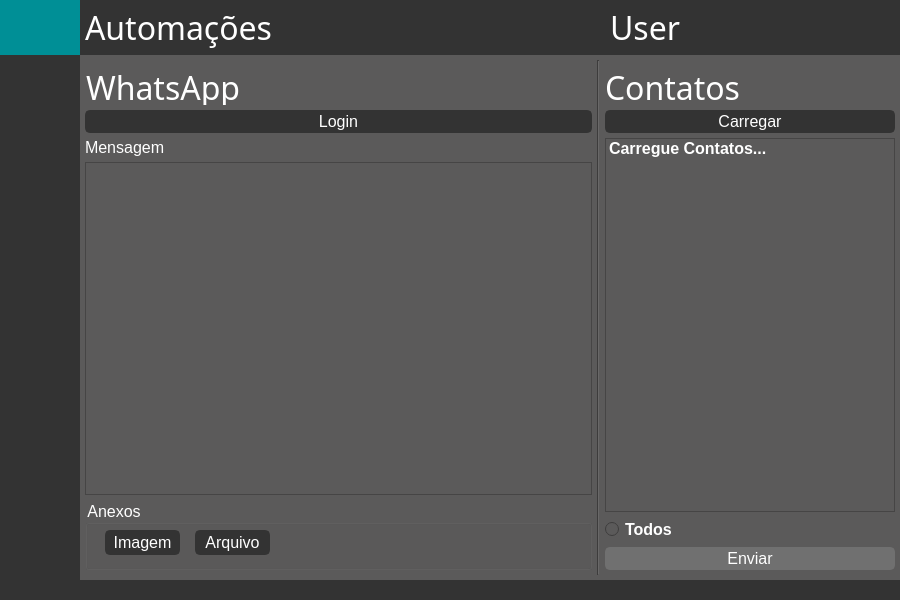
Qt form ui_main.ui (lucasspeixoto/dentalar_bots) before a commit.
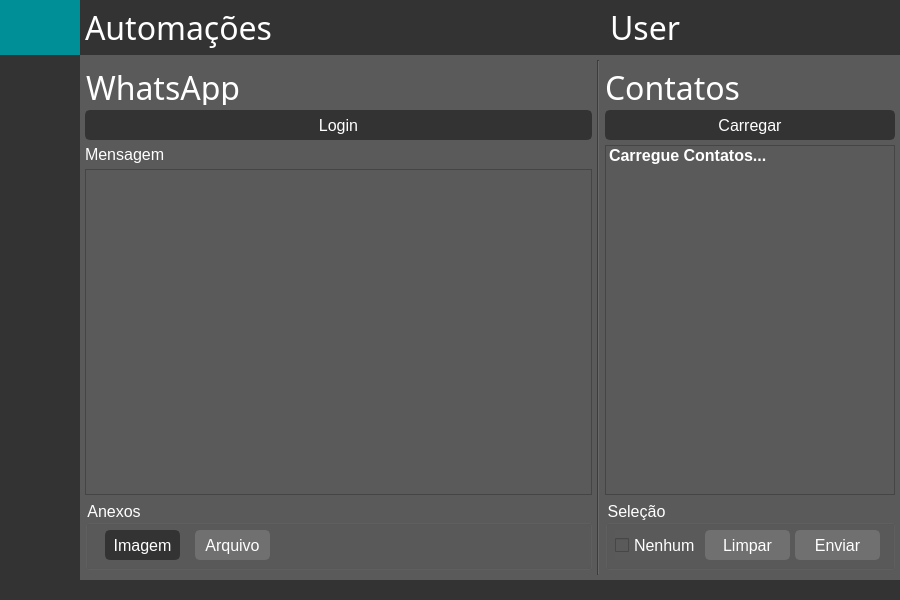
The same form after that commit. Icons and pictures are not drawn.

Commit message: Refactoring contacts methods and starting building scrapping

```diff
--- a/ui_main.ui
+++ b/ui_main.ui
@@ -1192,6 +1192,12 @@
                       <property name="enabled">
                        <bool>true</bool>
                       </property>
+                      <property name="minimumSize">
+                       <size>
+                        <width>0</width>
+                        <height>30</height>
+                       </size>
+                      </property>
                       <property name="maximumSize">
                        <size>
                         <width>16777215</width>
@@ -1237,7 +1243,7 @@
                      </widget>
                     </item>
                     <item>
-                     <widget class="QLabel" name="message_input_text">
+                     <widget class="QLabel" name="whatsapp_message_label">
                       <property name="font">
                        <font>
                         <family>Segoe UI</family>
@@ -1258,7 +1264,7 @@
                      </widget>
                     </item>
                     <item>
-                     <widget class="QTextEdit" name="whatsapp_message_label">
+                     <widget class="QTextEdit" name="whatsapp_message_input">
                       <property name="maximumSize">
                        <size>
                         <width>16777215</width>
@@ -1301,13 +1307,13 @@
                          <x>20</x>
                          <y>30</y>
                          <width>75</width>
-                         <height>25</height>
+                         <height>30</height>
                         </rect>
                        </property>
                        <property name="minimumSize">
                         <size>
                          <width>0</width>
-                         <height>25</height>
+                         <height>30</height>
                         </size>
                        </property>
                        <property name="font">
@@ -1343,18 +1349,21 @@
                        </property>
                       </widget>
                       <widget class="QPushButton" name="load_file_button">
+                       <property name="enabled">
+                        <bool>false</bool>
+                       </property>
                        <property name="geometry">
                         <rect>
                          <x>110</x>
                          <y>30</y>
                          <width>75</width>
-                         <height>25</height>
+                         <height>30</height>
                         </rect>
                        </property>
                        <property name="minimumSize">
                         <size>
                          <width>0</width>
-                         <height>25</height>
+                         <height>30</height>
                         </size>
                        </property>
                        <property name="font">
@@ -1472,6 +1481,15 @@
                     </item>
                     <item>
                      <widget class="QPushButton" name="load_contacts_button">
+                      <property name="enabled">
+                       <bool>true</bool>
+                      </property>
+                      <property name="minimumSize">
+                       <size>
+                        <width>0</width>
+                        <height>30</height>
+                       </size>
+                      </property>
                       <property name="maximumSize">
                        <size>
                         <width>16777215</width>
@@ -1582,23 +1600,53 @@
                      </widget>
                     </item>
                     <item>
-                     <widget class="QRadioButton" name="send_to_all_contacts_radio_button">
+                     <widget class="QGroupBox" name="groupBox_2">
+                      <property name="minimumSize">
+                       <size>
+                        <width>0</width>
+                        <height>70</height>
+                       </size>
+                      </property>
+                      <property name="font">
+                       <font>
+                        <family>Segoe UI</family>
+                        <pointsize>12</pointsize>
+                        <weight>50</weight>
+                        <bold>false</bold>
+                       </font>
+                      </property>
+                      <property name="styleSheet">
+                       <string notr="true">QGroupBox {
+	color:rgb(255,255,255);
+}</string>
+                      </property>
+                      <property name="title">
+                       <string>Seleção</string>
+                      </property>
+                      <widget class="QPushButton" name="clear_contacts_list_button">
                       <property name="enabled">
                        <bool>false</bool>
                       </property>
+                       <property name="geometry">
+                        <rect>
+                         <x>100</x>
+                         <y>30</y>
+                         <width>85</width>
+                         <height>30</height>
+                        </rect>
+                       </property>
                       <property name="font">
                        <font>
                         <family>Segoe UI</family>
                         <pointsize>12</pointsize>
-                        <weight>75</weight>
-                        <bold>true</bold>
-                        <underline>false</underline>
-                        <strikeout>false</strikeout>
                        </font>
                       </property>
                       <property name="styleSheet">
-                       <string notr="true">QRadioButton {
+                        <string notr="true">QPushButton {
+	border: 2px solid rgb(51,51,51);
+	border-radius: 5px;	
 	color:rgb(255,255,255);
+	background-color: rgb(51,51,51);
 }
 QPushButton:hover {
 	border: 2px solid rgb(0,143,150);
@@ -1616,26 +1664,20 @@
 }</string>
                       </property>
                       <property name="text">
-                       <string>Todos</string>
-                      </property>
-                      <property name="checked">
-                       <bool>false</bool>
-                      </property>
-                      <property name="autoExclusive">
-                       <bool>true</bool>
-                      </property>
-                     </widget>
-                    </item>
-                    <item>
+                        <string>Limpar</string>
+                       </property>
+                      </widget>
                      <widget class="QPushButton" name="send_whatsapp_messages_button">
                       <property name="enabled">
                        <bool>false</bool>
                       </property>
-                      <property name="maximumSize">
-                       <size>
-                        <width>16777215</width>
-                        <height>16777215</height>
-                       </size>
+                       <property name="geometry">
+                        <rect>
+                         <x>190</x>
+                         <y>30</y>
+                         <width>85</width>
+                         <height>30</height>
+                        </rect>
                       </property>
                       <property name="font">
                        <font>
@@ -1668,6 +1710,34 @@
                       <property name="text">
                        <string>Enviar</string>
                       </property>
+                      </widget>
+                      <widget class="QCheckBox" name="send_to_all_contacts_checkbox">
+                       <property name="geometry">
+                        <rect>
+                         <x>10</x>
+                         <y>30</y>
+                         <width>85</width>
+                         <height>30</height>
+                        </rect>
+                       </property>
+                       <property name="font">
+                        <font>
+                         <family>Segoe UI</family>
+                         <pointsize>12</pointsize>
+                        </font>
+                       </property>
+                       <property name="styleSheet">
+                        <string notr="true">QCheckBox {
+	color:rgb(255,255,255);
+}
+QCheckBox:hover {
+	font-weight: bold;
+}</string>
+                       </property>
+                       <property name="text">
+                        <string>Nenhum</string>
+                       </property>
+                      </widget>
                      </widget>
                     </item>
                    </layout>
```
Left out of the diff: 4 changed lines with no effect on the pictures. Lines whose indentation alone changed are shown as unchanged. The commit also changes 11 other files.
